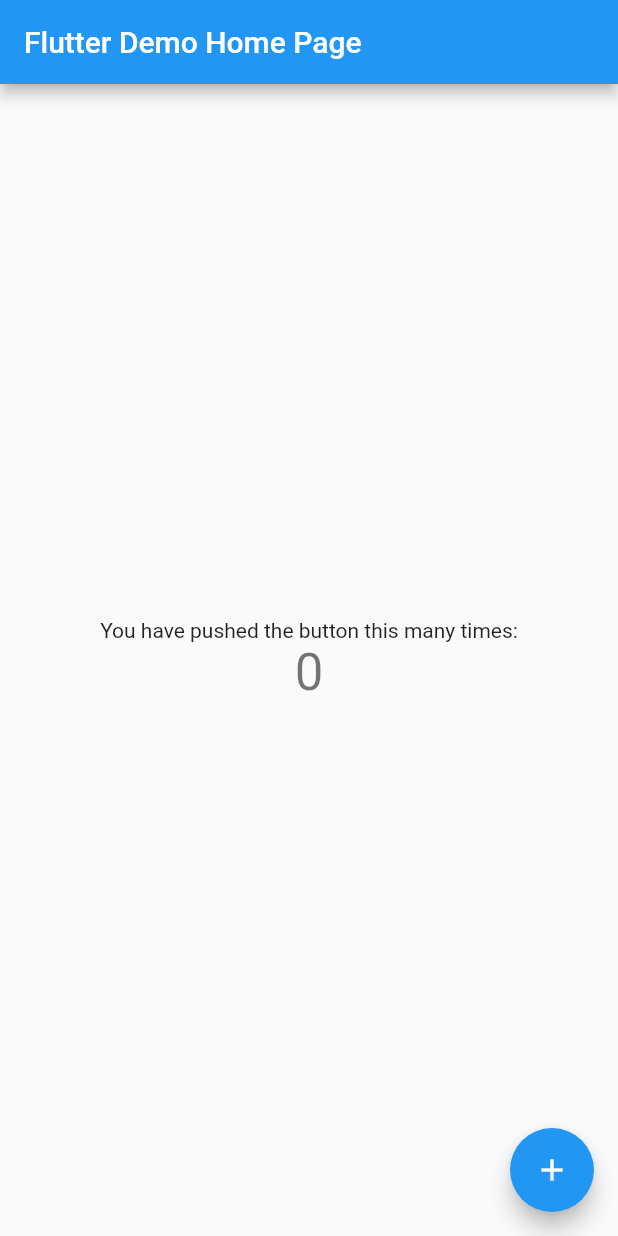
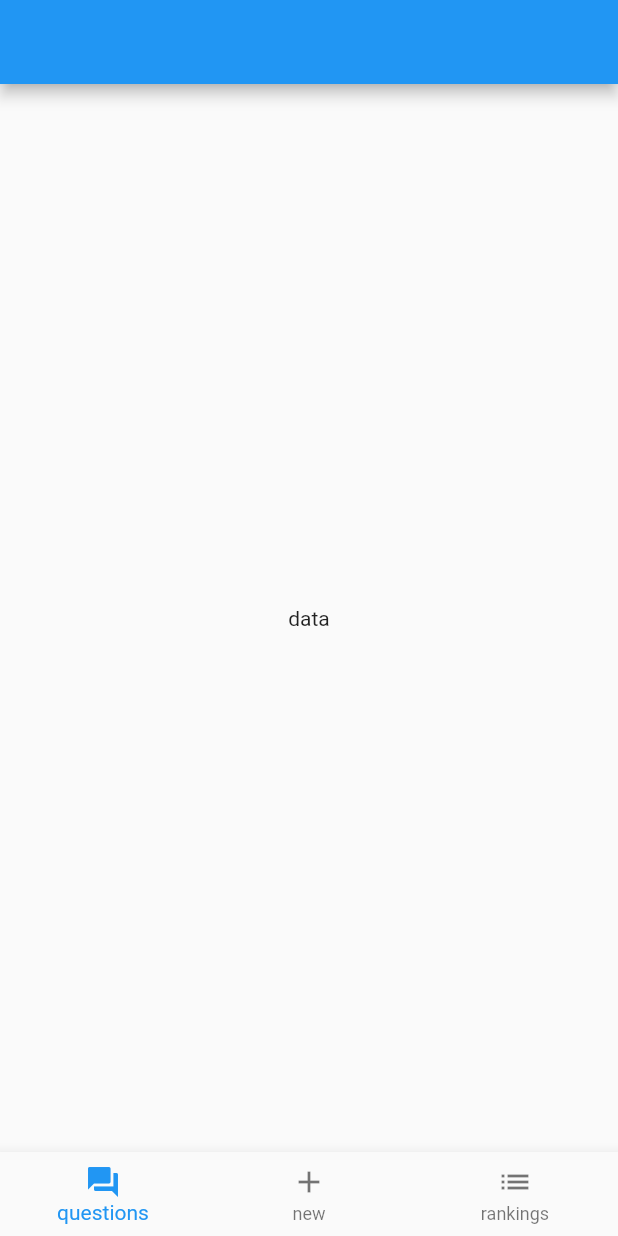
Before and after one commit to hooshyar/prsin, a Flutter app: the screen it shows after launch, on a phone screen of 412 x 824 dp. Run offline on Flutter 3.47's test engine with Material 2 defaults, Android fonts, the phone set to English and light mode, and no system bars; our stand-ins replace cloud_firestore, firebase_core; accounts and stored records are empty.

Commit message:
firebase added, firestore methods added

```diff
--- a/lib/main.dart
+++ b/lib/main.dart
@@ -1,115 +1,12 @@
 import 'package:flutter/material.dart';
+import 'package:prsin/src/app.dart';
+import 'package:firebase_core/firebase_core.dart';
+import 'firebase_options.dart';
 
-void main() {
+void main() async {
+  WidgetsFlutterBinding.ensureInitialized();
+  await Firebase.initializeApp(
+    options: DefaultFirebaseOptions.currentPlatform,
+  );
   runApp(const MyApp());
 }
-
-class MyApp extends StatelessWidget {
-  const MyApp({Key? key}) : super(key: key);
-
-  // This widget is the root of your application.
-  @override
-  Widget build(BuildContext context) {
-    return MaterialApp(
-      title: 'Flutter Demo',
-      theme: ThemeData(
-        // This is the theme of your application.
-        //
-        // Try running your application with "flutter run". You'll see the
-        // application has a blue toolbar. Then, without quitting the app, try
-        // changing the primarySwatch below to Colors.green and then invoke
-        // "hot reload" (press "r" in the console where you ran "flutter run",
-        // or simply save your changes to "hot reload" in a Flutter IDE).
-        // Notice that the counter didn't reset back to zero; the application
-        // is not restarted.
-        primarySwatch: Colors.blue,
-      ),
-      home: const MyHomePage(title: 'Flutter Demo Home Page'),
-    );
-  }
-}
-
-class MyHomePage extends StatefulWidget {
-  const MyHomePage({Key? key, required this.title}) : super(key: key);
-
-  // This widget is the home page of your application. It is stateful, meaning
-  // that it has a State object (defined below) that contains fields that affect
-  // how it looks.
-
-  // This class is the configuration for the state. It holds the values (in this
-  // case the title) provided by the parent (in this case the App widget) and
-  // used by the build method of the State. Fields in a Widget subclass are
-  // always marked "final".
-
-  final String title;
-
-  @override
-  State<MyHomePage> createState() => _MyHomePageState();
-}
-
-class _MyHomePageState extends State<MyHomePage> {
-  int _counter = 0;
-
-  void _incrementCounter() {
-    setState(() {
-      // This call to setState tells the Flutter framework that something has
-      // changed in this State, which causes it to rerun the build method below
-      // so that the display can reflect the updated values. If we changed
-      // _counter without calling setState(), then the build method would not be
-      // called again, and so nothing would appear to happen.
-      _counter++;
-    });
-  }
-
-  @override
-  Widget build(BuildContext context) {
-    // This method is rerun every time setState is called, for instance as done
-    // by the _incrementCounter method above.
-    //
-    // The Flutter framework has been optimized to make rerunning build methods
-    // fast, so that you can just rebuild anything that needs updating rather
-    // than having to individually change instances of widgets.
-    return Scaffold(
-      appBar: AppBar(
-        // Here we take the value from the MyHomePage object that was created by
-        // the App.build method, and use it to set our appbar title.
-        title: Text(widget.title),
-      ),
-      body: Center(
-        // Center is a layout widget. It takes a single child and positions it
-        // in the middle of the parent.
-        child: Column(
-          // Column is also a layout widget. It takes a list of children and
-          // arranges them vertically. By default, it sizes itself to fit its
-          // children horizontally, and tries to be as tall as its parent.
-          //
-          // Invoke "debug painting" (press "p" in the console, choose the
-          // "Toggle Debug Paint" action from the Flutter Inspector in Android
-          // Studio, or the "Toggle Debug Paint" command in Visual Studio Code)
-          // to see the wireframe for each widget.
-          //
-          // Column has various properties to control how it sizes itself and
-          // how it positions its children. Here we use mainAxisAlignment to
-          // center the children vertically; the main axis here is the vertical
-          // axis because Columns are vertical (the cross axis would be
-          // horizontal).
-          mainAxisAlignment: MainAxisAlignment.center,
-          children: <Widget>[
-            const Text(
-              'You have pushed the button this many times:',
-            ),
-            Text(
-              '$_counter',
-              style: Theme.of(context).textTheme.headline4,
-            ),
-          ],
-        ),
-      ),
-      floatingActionButton: FloatingActionButton(
-        onPressed: _incrementCounter,
-        tooltip: 'Increment',
-        child: const Icon(Icons.add),
-      ), // This trailing comma makes auto-formatting nicer for build methods.
-    );
-  }
-}
--- /dev/null
+++ b/lib/src/app.dart
@@ -0,0 +1,53 @@
+import 'package:flutter/material.dart';
+import 'package:prsin/src/add_new_question_screen/add_new_question_screen_view.dart';
+import 'package:prsin/src/questions_screen/questions_screen_view.dart';
+import 'package:prsin/src/ranking_screens/rankings_screen_view.dart';
+
+class MyApp extends StatelessWidget {
+  const MyApp({Key? key}) : super(key: key);
+
+  @override
+  Widget build(BuildContext context) {
+    return MaterialApp(
+      home: NavigatorHelperWidget(),
+    );
+  }
+}
+
+class NavigatorHelperWidget extends StatefulWidget {
+  const NavigatorHelperWidget({Key? key}) : super(key: key);
+
+  @override
+  _NavigatorHelperWidgetState createState() => _NavigatorHelperWidgetState();
+}
+
+class _NavigatorHelperWidgetState extends State<NavigatorHelperWidget> {
+  int _currentIndex = 0;
+
+  List<Widget> _pages = [
+    QuestionsScreenViews(),
+    AddNewQuestionScreenView(),
+    RankingScreenView()
+  ];
+
+  @override
+  Widget build(BuildContext context) {
+    return Scaffold(
+      appBar: AppBar(),
+      body: _pages[_currentIndex],
+      bottomNavigationBar: BottomNavigationBar(
+        onTap: (value) {
+          setState(() {
+            _currentIndex = value;
+          });
+        },
+        items: [
+          BottomNavigationBarItem(
+              icon: Icon(Icons.question_answer), label: 'questions'),
+          BottomNavigationBarItem(icon: Icon(Icons.add), label: 'new'),
+          BottomNavigationBarItem(icon: Icon(Icons.list), label: 'rankings'),
+        ],
+      ),
+    );
+  }
+}
--- /dev/null
+++ b/lib/src/questions_screen/questions_screen_view.dart
@@ -0,0 +1,13 @@
+import 'package:flutter/material.dart';
+
+class QuestionsScreenViews extends StatelessWidget {
+  const QuestionsScreenViews({Key? key}) : super(key: key);
+
+  @override
+  Widget build(BuildContext context) {
+    return Container(
+      alignment: Alignment.center,
+      child: Text('data'),
+    );
+  }
+}
--- /dev/null
+++ b/lib/src/services/firestore_service.dart
@@ -0,0 +1,16 @@
+import 'package:cloud_firestore/cloud_firestore.dart';
+import 'package:prsin/src/data_models/question_model.dart';
+
+class FirestoreService {
+  final FirebaseFirestore _db = FirebaseFirestore.instance;
+
+  //add questions to questions collection
+  //todo add questions to current user
+
+  addAquestion({required Question question}) async {
+    await _db.collection('questions').add(question.toMap());
+  }
+
+  //read the entire questions from the database
+
+}
--- a/pubspec.yaml
+++ b/pubspec.yaml
@@ -34,6 +34,8 @@
   # The following adds the Cupertino Icons font to your application.
   # Use with the CupertinoIcons class for iOS style icons.
   cupertino_icons: ^1.0.2
+  firebase_core: ^1.12.0
+  cloud_firestore: ^3.1.7
 
 dev_dependencies:
   flutter_test:
```
Also changed, not shown: lib/src/add_new_question_screen/add_new_question_screen_view.dart (added, +153 -0 lines), lib/src/data_models/answer_data_model.dart (added, +61 -0 lines), lib/src/data_models/question_model.dart (added, +81 -0 lines), lib/src/data_models/user_data_model.dart (added, +95 -0 lines), lib/src/ranking_screens/rankings_screen_view.dart (added, +13 -0 lines), lib/firebase_options.dart (added), pubspec.lock, 11 other files.
